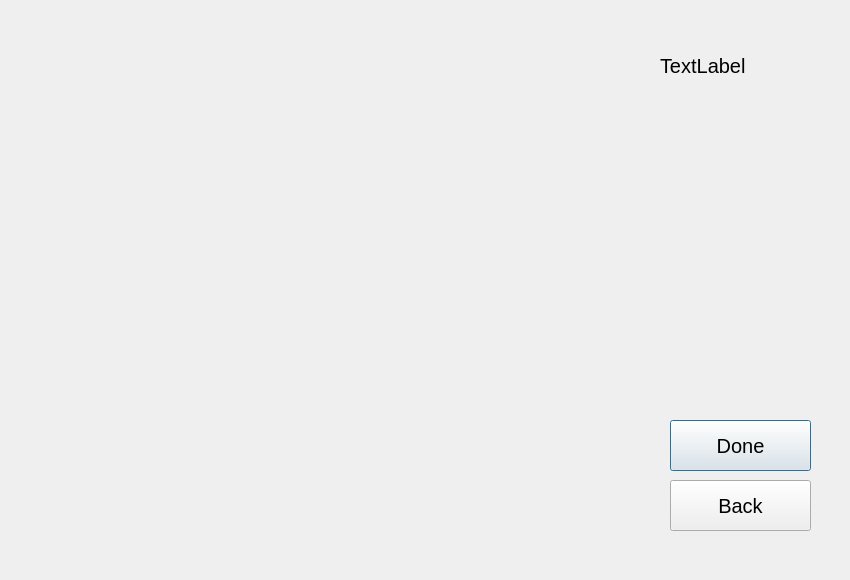
This is captureface.ui in AnkurTank/face-recognition as Qt 5 draws it before an edit. The edited form follows.
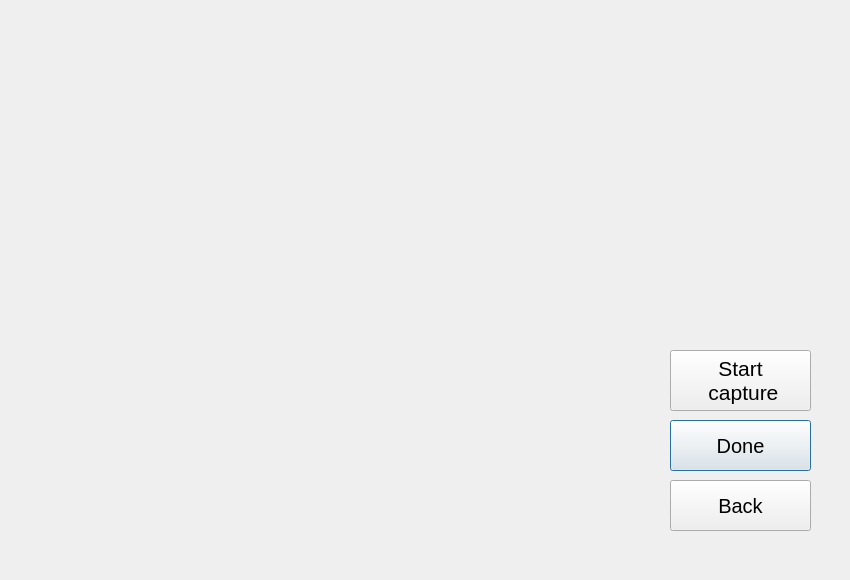
This is the edited form.

What changed in the file:
```diff
--- a/captureface.ui
+++ b/captureface.ui
@@ -41,7 +41,7 @@
     </font>
    </property>
    <property name="text">
-    <string>TextLabel</string>
+    <string/>
    </property>
   </widget>
   <widget class="QPushButton" name="pbtDone">
@@ -80,6 +80,25 @@
     <string>Back</string>
    </property>
   </widget>
+  <widget class="QPushButton" name="btnStartCapture">
+   <property name="geometry">
+    <rect>
+     <x>670</x>
+     <y>350</y>
+     <width>141</width>
+     <height>61</height>
+    </rect>
+   </property>
+   <property name="font">
+    <font>
+     <pointsize>16</pointsize>
+    </font>
+   </property>
+   <property name="text">
+    <string>Start 
+ capture</string>
+   </property>
+  </widget>
  </widget>
  <resources/>
  <connections/>
```
Left out of the diff: 2 changed lines with no effect on the pictures.
